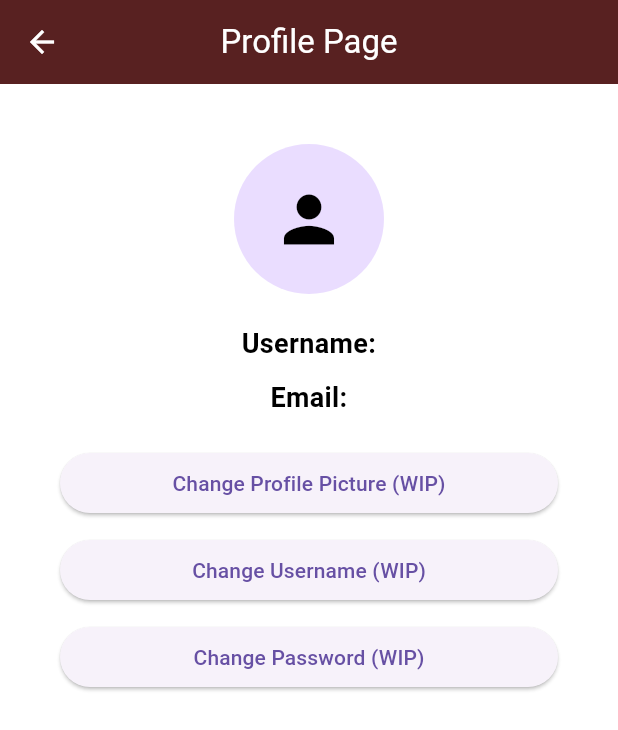
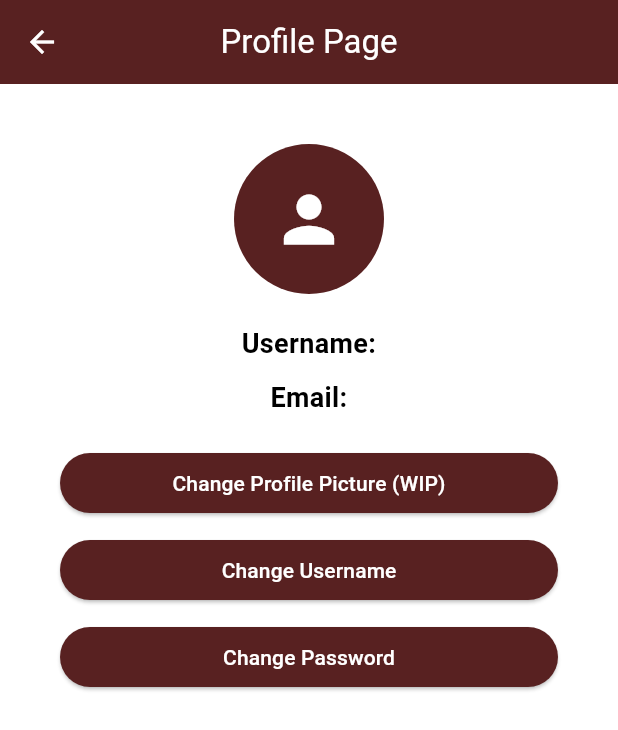
Before and after one commit to lrongyi/Orbital, a Flutter app: the EditProfile screen opened directly, on a phone screen of 412 x 824 dp. Shown: the top 730 px of the screen. Run offline on Flutter 3.47's test engine with Material 3 defaults, Android fonts, the phone set to English and light mode, and no system bars; our stand-ins replace cloud_firestore, firebase_auth, firebase_core, fl_chart, flutter_colorpicker, google_sign_in and 1 more; missing offline and left inert: dart:ffi; accounts and stored records are empty.

Commit message:
Some minor colour changes

```diff
--- a/lib/screens/navigation_screen/edit_profile.dart
+++ b/lib/screens/navigation_screen/edit_profile.dart
@@ -46,12 +46,13 @@ class _EditProfileState extends State<EditProfile> {
           children: [
 
             // Profile Picture
-            const CircleAvatar(
+            CircleAvatar(
+              backgroundColor: mainColor,
               radius: 50,
-              child: Icon(
+              child: const Icon(
                 Icons.person,
                 size: 50,
-                color: Colors.black,
+                color: Colors.white,
               )
               // backgroundImage: AssetImage('assets/profile_picture.png'),
               // child: Text(
@@ -115,16 +116,27 @@ class _EditProfileState extends State<EditProfile> {
 
             // Change Profile Picture Button
             ElevatedButton(
+              style: ElevatedButton.styleFrom(
+                backgroundColor: mainColor,
+              ),
               onPressed: () {
                 // TODO: firebase change profile picture operation
               },
-              child: const Text('Change Profile Picture (WIP)'),
+              child: const Text(
+                'Change Profile Picture (WIP)',
+                style: TextStyle(
+                  color: Colors.white,
+                )
+              ),
             ),
 
             const SizedBox(height: 10),
 
             // Change Username Button
             ElevatedButton(
+              style: ElevatedButton.styleFrom(
+                backgroundColor: mainColor,
+              ),
               onPressed: () {
                 // TODO: firebase change username operation
                 // Add a pop up to ask user for new username pass the string in as newName
@@ -135,6 +147,7 @@ class _EditProfileState extends State<EditProfile> {
                     final newNameController = TextEditingController();
 
                     return AlertDialog(
+                      backgroundColor: Colors.white,
                       title: const Text(
                         'Change Username',
                         style: TextStyle(
@@ -164,11 +177,25 @@ class _EditProfileState extends State<EditProfile> {
                             String newName = newNameController.text;
                             if (newName.isNotEmpty) {
                               AuthMethods().changeDisplayName(newName);
+                              ScaffoldMessenger.of(context).showSnackBar(
+                                const SnackBar(
+                                  content: Text(
+                                    'Username changed successfully!',
+                                    style: TextStyle(
+                                      color: Colors.white,
+                                    )
+                                    ),
+                                ),
+                              );
                               Navigator.of(context).pop();
+
+
                             } else {
                               // shows error message to prevent empty text form field input
+                              Navigator.of(context).pop();
                               ScaffoldMessenger.of(context).showSnackBar(
                                 const SnackBar(
+                                  backgroundColor: Colors.red,
                                   content: Text(
                                     'Username cannot be empty',
                                     style: TextStyle(
@@ -188,13 +215,21 @@ class _EditProfileState extends State<EditProfile> {
                   }
                 );
               },
-              child: const Text('Change Username (WIP)'),
+              child: const Text(
+                'Change Username',
+                style: TextStyle(
+                  color: Colors.white,
+                )
+              ),
             ),
 
             const SizedBox(height: 10),
 
             // Change Password Button
             ElevatedButton(
+              style: ElevatedButton.styleFrom(
+                backgroundColor: mainColor,
+              ),
               onPressed: () {
                 // TODO: firebase change password operation
                 // Add a pop up to ask user for new password pass the string in as newPassword
@@ -206,6 +241,7 @@ class _EditProfileState extends State<EditProfile> {
                     final confirmPasswordController = TextEditingController();
 
                     return AlertDialog(
+                      backgroundColor: Colors.white,
                       title: const Text(
                         'Change Password',
                         style: TextStyle(
@@ -251,8 +287,10 @@ class _EditProfileState extends State<EditProfile> {
 
                             if (newPassword.isEmpty || confirmPassword.isEmpty) {
                               // show an error message if any input is empty
+                              Navigator.of(context).pop();
                               ScaffoldMessenger.of(context).showSnackBar(
                                 const SnackBar(
+                                  backgroundColor: Colors.red,
                                   content: Text(
                                     'Password fields cannot be empty'
                                   ),
@@ -260,8 +298,10 @@ class _EditProfileState extends State<EditProfile> {
                               );
                             } else if (newPassword != confirmPassword) {
                               // show an error message if passwords do not match
+                              Navigator.of(context).pop();
                               ScaffoldMessenger.of(context).showSnackBar(
                                 const SnackBar(
+                                  backgroundColor: Colors.red,
                                   content: Text(
                                     'Passwords do not match',
                                   ),
@@ -269,6 +309,16 @@ class _EditProfileState extends State<EditProfile> {
                               );
                             } else {
                               AuthMethods().changePassword(newPassword);
+                              ScaffoldMessenger.of(context).showSnackBar(
+                                const SnackBar(
+                                  content: Text(
+                                    'Password changed successfully!',
+                                    style: TextStyle(
+                                      color: Colors.white,
+                                    )
+                                    ),
+                                ),
+                              );
                               Navigator.of(context).pop();
                             }
                           },
@@ -281,7 +331,12 @@ class _EditProfileState extends State<EditProfile> {
                   }
                 );
               },
-              child: const Text('Change Password (WIP)'),
+              child: const Text(
+                'Change Password',
+                style: TextStyle(
+                  color: Colors.white,
+                )
+              ),
             ),
           ],
         ),
```
Also changed, not shown: lib/screens/main_screens/budgeting_screens/budgeting.dart (+20 -14 lines).
